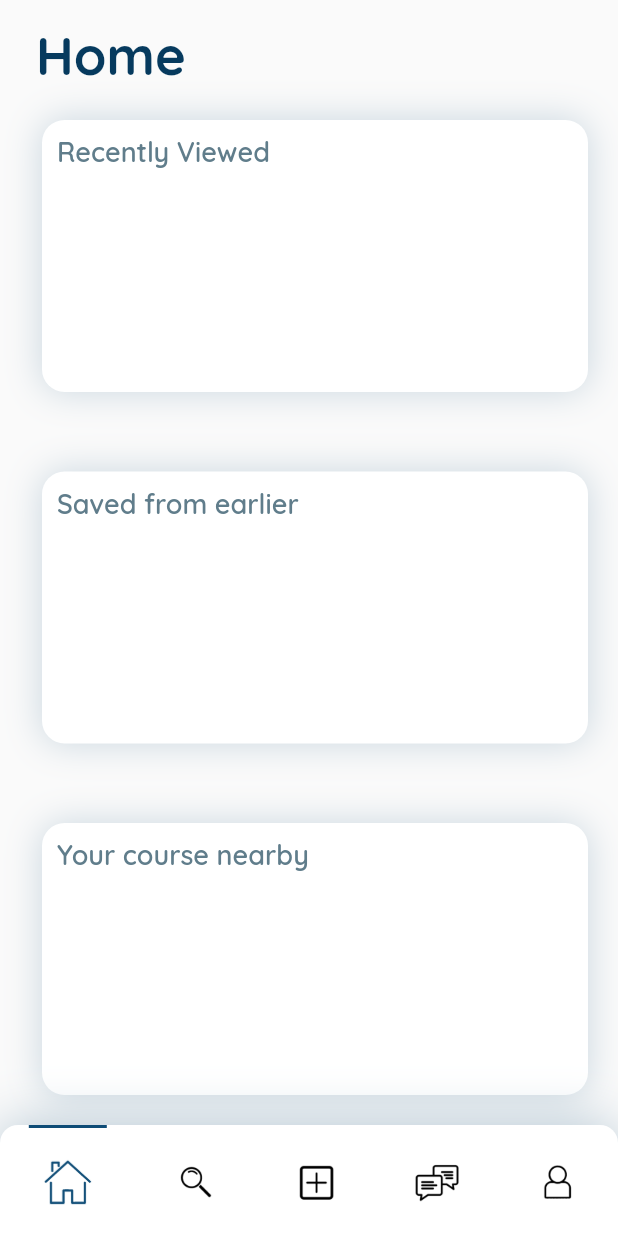
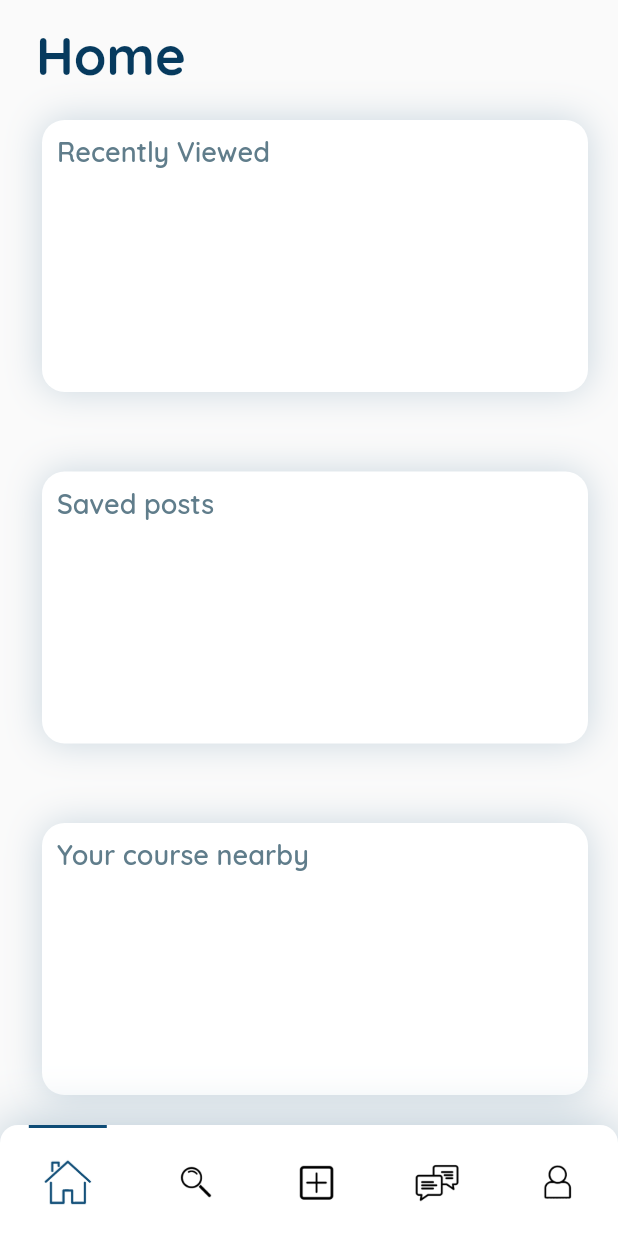
Before and after one commit to l-thatcher/Biblio, a Flutter app: the screen it shows once a user with an empty profile is signed in, on a phone screen of 412 x 824 dp. Run offline on Flutter 3.47's test engine with Material 2 defaults, Android fonts, the phone set to English and light mode, and no system bars; our stand-ins replace after_layout, cloud_firestore, firebase_auth, firebase_core, firebase_storage, flutter_keyboard_visibility and 4 more; missing offline and left inert: dropdown_plus, flutter_facebook_auth, twitter_login; accounts and stored records are empty; generated files the repository leaves out were written again; network calls fail.

Commit message:
got saving posts working

```diff
--- a/lib/screens/new_post_page.dart
+++ b/lib/screens/new_post_page.dart
@@ -51,7 +51,7 @@ class _NewPostpageState extends State<NewPostpage> {
   PostDetails postDetails = PostDetails();
 
 
-  DatabaseMethods databaseMethods = new DatabaseMethods();
+  DatabaseMethods databaseMethods = DatabaseMethods();
   bool formLoading = false;
   String errorMsg = "Something went wrong";
   final CollectionReference _userRef = FirebaseFirestore.instance.collection("users");
@@ -131,7 +131,6 @@ class _NewPostpageState extends State<NewPostpage> {
   }
 
   Future<String?> _createPost() async {
-    print(uploadImg1.image);
     if (name == null) {
       return "Please give this listing a name to upload it.";
     } else if (uploadImg1.image == null && uploadImg2.image == null && uploadImg3.image == null && uploadImg4.image == null){
--- a/lib/screens/pages/home_page.dart
+++ b/lib/screens/pages/home_page.dart
@@ -1,15 +1,53 @@
 import 'package:biblio_files/widgets/post_rows.dart';
+import 'package:cloud_firestore/cloud_firestore.dart';
+import 'package:firebase_auth/firebase_auth.dart';
 import 'package:flutter/material.dart';
 import 'package:flutter/cupertino.dart';
 import 'package:biblio_files/Styles/constants.dart';
 import 'package:flutter_gen/gen_l10n/app_localizations.dart';
 
 
-class Homepage extends StatelessWidget {
-  const Homepage({Key? key}) : super(key: key);
+class Homepage extends StatefulWidget {
+  Homepage({Key? key}) : super(key: key);
+
+  @override
+  State<Homepage> createState() => _HomepageState();
+}
+
+class _HomepageState extends State<Homepage> {
+
+  List<String> savedPosts = [];
+
+  final CollectionReference _userRef =  FirebaseFirestore.instance.collection("users");
+
+  getSaved() {
+    FirebaseFirestore.instance.collection("users").doc(FirebaseAuth.instance.currentUser!.uid).get().then((value){
+      savedPosts = List.from(value.data()!['savedPosts']);
+    });
+  }
+
+  @override
+  void initState() {
+    getSaved();
+    super.initState();
+  }
 
   @override
   Widget build(BuildContext context) {
+    return SafeArea(
+      child: FutureBuilder<DocumentSnapshot>(
+        future: _userRef.doc(FirebaseAuth.instance.currentUser!.uid).get(),
+        builder: (context, snapshot) {
+          if(snapshot.hasError){
+            return Scaffold(
+              body: Center(
+                child: Text("Error: ${snapshot.error}"),
+              ),
+            );
+          }
+
+          if (snapshot.connectionState == ConnectionState.done) {
+            savedPosts = List.from(snapshot.data!.get('savedPosts'));
             return SafeArea(
               child: Stack(
                 children: [
@@ -33,7 +71,7 @@ class Homepage extends StatelessWidget {
                       mainAxisAlignment: MainAxisAlignment.spaceBetween,
                       children: [
                         PostRows(title: "Recently Viewed",),
-                PostRows(title: "Saved from earlier",),
+                        PostRows(title: "Saved posts", postList: savedPosts),
                         PostRows(title: "Your course nearby",),
                       ],
                     ),
@@ -42,4 +80,13 @@ class Homepage extends StatelessWidget {
               ),
             );
           }
+          return Scaffold(
+            body: Center(
+              child: CircularProgressIndicator(),
+            ),
+          );
+        },
+      ),
+    );
   }
+}
--- a/lib/services/database.dart
+++ b/lib/services/database.dart
@@ -1,13 +1,13 @@
 import 'package:cloud_firestore/cloud_firestore.dart';
+import 'package:firebase_auth/firebase_auth.dart';
 
 class DatabaseMethods{
 
-  uploadUserInfo(userMap){
-    FirebaseFirestore.instance.collection('users').add(userMap);
+  uploadUserInfo(userMap, uuid){
+    FirebaseFirestore.instance.collection('users').doc(uuid).set(userMap);
   }
 
   newUserPost(postMap){
     FirebaseFirestore.instance.collection('posts').add(postMap);
   }
-
 }
--- a/lib/widgets/post_rows.dart
+++ b/lib/widgets/post_rows.dart
@@ -7,11 +7,12 @@ import 'package:biblio_files/Styles/constants.dart';
 import 'custom_image_button.dart';
 
 class PostRows extends StatelessWidget {
-  CollectionReference _productsRef = FirebaseFirestore.instance.collection("posts");
+  final CollectionReference _productsRef = FirebaseFirestore.instance.collection("posts");
 
   final String? title;
+  final List<String>? postList;
 
-  PostRows({this.title});
+  PostRows({this.title, this.postList});
 
   @override
   Widget build(BuildContext context) {
@@ -31,7 +32,7 @@ class PostRows extends StatelessWidget {
       padding: EdgeInsets.all(10),
       child: Container(
         child: FutureBuilder<QuerySnapshot>(
-          future: _productsRef.get(),
+          future: _productsRef.where(FieldPath.documentId, whereIn: postList).get(),
           builder: (context, snapshot) {
             if(snapshot.hasError){
               return Scaffold(
--- a/lib/widgets/third_party_sign_in.dart
+++ b/lib/widgets/third_party_sign_in.dart
@@ -135,13 +135,14 @@ class _ThirdPartySignInState extends State<ThirdPartySignIn> {
     String _name = name ?? email.split("@")[0];
     var currentUser = FirebaseAuth.instance.currentUser;
 
-    Map<String, String> userInfoMap = {
+    Map<String, dynamic> userInfoMap = {
       "email": _email,
       "name": _name,
+      "savedPosts" : {"postID" : ""},
       "uuid" : currentUser!.uid
     };
 
-    databaseMethods.uploadUserInfo(userInfoMap);
+    databaseMethods.uploadUserInfo(userInfoMap, currentUser.uid);
   }
 
   Future<String?> signInWithGoogle() async {
```
Also changed, not shown: lib/l10n/app_en.arb (+5 -5 lines), lib/screens/post_page.dart (+66 -5 lines), lib/screens/register_page.dart (+12 -11 lines), lib/assets/savePostTabbed.png (added). Lines whose indentation alone changed are shown as unchanged.
